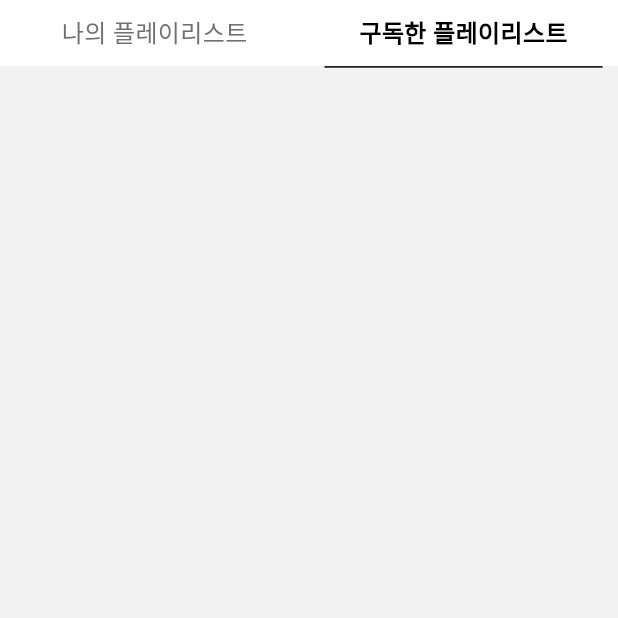
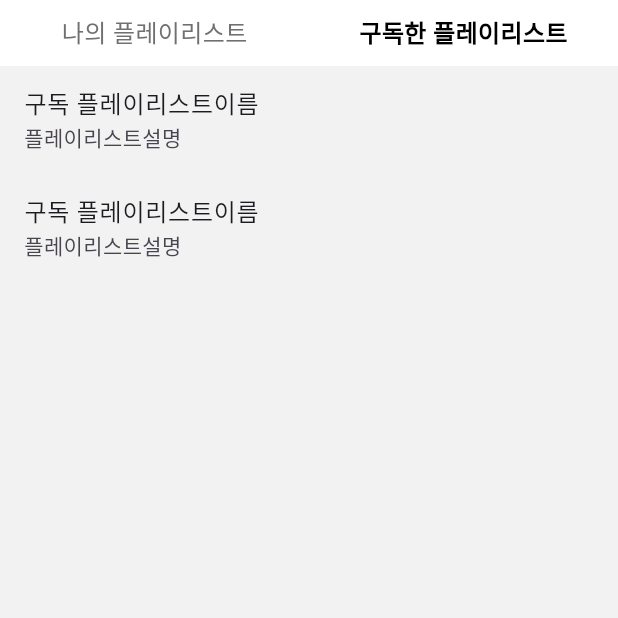
Before and after one commit to tteeyongPing/Frontend, a Flutter app: the PlaylistPage screen opened directly, after a tap on "구독한 플레이리스트", on a phone screen of 412 x 824 dp, the top half of it. Run offline on Flutter 3.47's test engine with Material 3 defaults, Android fonts, the phone set to English and light mode, and no system bars; our stand-ins replace flutter_vector_icons, font_awesome_flutter, shared_preferences, typicons_flutter; accounts and stored records are empty.

Commit message:
[feat] 플레이리스트 페이지 생성

```diff
--- a/newsee/lib/data/SampleNews.dart
+++ b/newsee/lib/data/SampleNews.dart
@@ -23,8 +23,8 @@ List<News> allNewsData = [
 - 작년 대비 감소: 지난해 추석 여행 경험 19.7%로 2.5% 감소
 - 기타: 응답자 중 10명 중 6명은 추석에 대한 기대감이 없다고 응답하며, 차례를 치르는 가정은 40%에 불과함.
 ''',
-    newspaper: '이데일리',
-    summary: 'SK텔레콤이 T 멤버십 고객 1021명을 대상으로 한 추석 연휴 소비자 인식 조사 결과를 발표했다.',
+    company: '이데일리',
+    shorts: 'SK텔레콤이 T 멤버십 고객 1021명을 대상으로 한 추석 연휴 소비자 인식 조사 결과를 발표했다.',
     reporter: '홍길동 기자',
   ),
   News(
@@ -34,8 +34,8 @@ List<News> allNewsData = [
     date: '2023년 10월 2일',
     content:
         '경기관광공사, ‘달맞이 명소’ 6곳 추천\n가평 별빛정원, SNS서 별의 성지로 입소문\n수원화성 서장대, 성곽의 운치와 야경 일품',
-    newspaper: '농민신문생활',
-    summary: '많은 사람들이 추석 연휴를 집에서 보내기를 원하고 있다.',
+    company: '농민신문생활',
+    shorts: '많은 사람들이 추석 연휴를 집에서 보내기를 원하고 있다.',
     reporter: '이영희 기자',
   ),
   News(
@@ -44,8 +44,8 @@ List<News> allNewsData = [
     title: '제목 3',
     date: '2023년 10월 3일',
     content: '이것은 세 번째 슬라이드의 내용입니다.',
-    newspaper: '농민신문생활',
-    summary: '세 번째 뉴스의 요약본입니다.',
+    company: '농민신문생활',
+    shorts: '세 번째 뉴스의 요약본입니다.',
     reporter: '김철수 기자',
   ),
   News(
@@ -54,8 +54,8 @@ List<News> allNewsData = [
     title: '제목 4',
     date: '2023년 10월 4일',
     content: '이것은 네 번째 슬라이드의 내용입니다.',
-    newspaper: '농민신문생활',
-    summary: '네 번째 뉴스의 요약본입니다.',
+    company: '농민신문생활',
+    shorts: '네 번째 뉴스의 요약본입니다.',
     reporter: '박민수 기자',
   ),
   News(
@@ -64,8 +64,8 @@ List<News> allNewsData = [
     title: '제목 5',
     date: '2023년 10월 5일',
     content: '이것은 다섯 번째 슬라이드의 내용입니다.',
-    newspaper: '농민신문생활',
-    summary: '다섯 번째 뉴스의 요약본입니다.',
+    company: '농민신문생활',
+    shorts: '다섯 번째 뉴스의 요약본입니다.',
     reporter: '최수민 기자',
   ),
   News(
@@ -74,8 +74,8 @@ List<News> allNewsData = [
     title: '제목 6',
     date: '2023년 10월 6일',
     content: '이것은 여섯 번째 슬라이드의 내용입니다.',
-    newspaper: '농민신문생활',
-    summary: '여섯 번째 뉴스의 요약본입니다.',
+    company: '농민신문생활',
+    shorts: '여섯 번째 뉴스의 요약본입니다.',
     reporter: '윤지훈 기자',
   ),
 ];
--- a/newsee/lib/models/News.dart
+++ b/newsee/lib/models/News.dart
@@ -6,8 +6,8 @@ class News {
   final String title;
   final String date;
   final String content;
-  final String newspaper;
-  final String summary;
+  final String company;
+  final String shorts;
   final String reporter;
 
   News({
@@ -16,8 +16,8 @@ class News {
     required this.title,
     required this.date,
     required this.content,
-    required this.newspaper,
-    required this.summary,
+    required this.company,
+    required this.shorts,
     required this.reporter,
   });
 
@@ -29,8 +29,8 @@ class News {
       title: json['title'] ?? '',
       date: json['date'] ?? '',
       content: json['content'] ?? '',
-      newspaper: json['newspaper'] ?? '',
-      summary: json['summary'] ?? '',
+      company: json['company'] ?? '',
+      shorts: json['shorts'] ?? '',
       reporter: json['reporter'] ?? '',
     );
   }
@@ -43,8 +43,8 @@ class News {
       'title': title,
       'date': date,
       'content': content,
-      'newspaper': newspaper,
-      'summary': summary,
+      'company': company,
+      'shorts': shorts,
       'reporter': reporter,
     };
   }
--- /dev/null
+++ b/newsee/lib/models/Playlist.dart
@@ -0,0 +1,32 @@
+import './News.dart'; // News 모델을 import
+
+class Playlist {
+  final int playlistId;
+  final String playlistName;
+  final String description;
+  final List<News> news; // News 객체 리스트 추가
+
+  Playlist({
+    required this.playlistId,
+    required this.playlistName,
+    required this.description,
+    required this.news, // News 리스트 받음
+  });
+
+  factory Playlist.fromJson(Map<String, dynamic> json) {
+    var newsList = <News>[]; // 빈 리스트로 초기화
+
+    if (json['news'] is List) {
+      newsList = (json['news'] as List).map((newsJson) {
+        return News.fromJson(newsJson);
+      }).toList();
+    }
+
+    return Playlist(
+      playlistId: json['playlistId'],
+      playlistName: json['playlistName'],
+      description: json['description'],
+      news: newsList, // 변환된 News 리스트
+    );
+  }
+}
--- a/newsee/lib/presentation/pages/NewsPage/NewsSummaryPage.dart
+++ b/newsee/lib/presentation/pages/NewsPage/NewsSummaryPage.dart
@@ -62,7 +62,7 @@ class NewsSummaryPage extends StatelessWidget {
                 child: Column(
                   crossAxisAlignment: CrossAxisAlignment.start,
                   children: [
-                    // Newspaper, Title, and Info Section
+                    // company, Title, and Info Section
                     Container(
                       width: screenWidth,
                       padding: const EdgeInsets.all(20),
@@ -72,9 +72,9 @@ class NewsSummaryPage extends StatelessWidget {
                       child: Column(
                         crossAxisAlignment: CrossAxisAlignment.start,
                         children: [
-                          // Newspaper
+                          // company
                           Text(
-                            news.newspaper,
+                            news.company,
                             style: TextStyle(
                               fontSize: screenWidth * 0.035,
                               color: Colors.black,
--- a/newsee/lib/presentation/pages/PlaylistPage/PlaylistPage.dart
+++ b/newsee/lib/presentation/pages/PlaylistPage/PlaylistPage.dart
@@ -1,4 +1,9 @@
+import 'dart:convert';
 import 'package:flutter/material.dart';
+import 'package:flutter/services.dart' show rootBundle;
+import 'package:newsee/models/Playlist.dart'; // Playlist 모델
+import 'package:newsee/models/News.dart'; // News 모델
+import 'package:newsee/presentation/pages/PlaylistPage/playlistDetailPage/playlistDetailPage.dart';
 
 class PlaylistPage extends StatefulWidget {
   @override
@@ -6,16 +11,49 @@ class PlaylistPage extends StatefulWidget {
 }
 
 class _PlaylistPageState extends State<PlaylistPage> {
-  bool isNewsSelected = true; // 기본값을 '나의 플레이리스트'로 설정
+  bool isNewsSelected = true;
   final TextEditingController _searchController = TextEditingController();
+  List<Playlist> playlists = []; // 플레이리스트 목록
+  List<Playlist> subscribePlaylists = []; // 구독한 플레이리스트 목록
 
   @override
   void initState() {
     super.initState();
+    loadUserPlaylists();
   }
 
-  void _searchItems(String query) {
-    // 검색 로직 추가
+  // JSON 데이터 로드 함수 (나의 플레이리스트)
+  Future<void> loadUserPlaylists() async {
+    final String response =
+        await rootBundle.loadString('assets/SampleMyPlayList.json');
+    final data = json.decode(response);
+    setState(() {
+      playlists = (data['data'] as List)
+          .map((playlistJson) => Playlist.fromJson(playlistJson))
+          .toList();
+    });
+  }
+
+  // JSON 데이터 로드 함수 (구독한 플레이리스트)
+  Future<void> loadSubscribePlaylists() async {
+    final String response =
+        await rootBundle.loadString('assets/SampleSubscribePlayList.json');
+    final data = json.decode(response);
+    setState(() {
+      subscribePlaylists = (data['data'] as List)
+          .map((playlistJson) => Playlist.fromJson(playlistJson))
+          .toList();
+    });
+  }
+
+  // 플레이리스트 클릭 시 뉴스 페이지로 이동
+  void _navigateToNewsPage(List<News> news) {
+    Navigator.push(
+      context,
+      MaterialPageRoute(
+        builder: (context) => NewsListPage(news: news),
+      ),
+    );
   }
 
   @override
@@ -30,27 +68,21 @@ class _PlaylistPageState extends State<PlaylistPage> {
             child: SingleChildScrollView(
               child: Column(
                 children: [
-                  Column(
-                    children: [
-                      // 탭을 추가하여 '뉴스'와 '플레이리스트' 선택
                   Row(
                     children: [
                       GestureDetector(
                         onTap: () {
                           setState(() {
-                                isNewsSelected = true; // 뉴스 선택
+                            isNewsSelected = true; // 나의 플레이리스트 선택
                           });
-                              _searchItems(_searchController.text);
+                          loadUserPlaylists(); // 나의 플레이리스트 데이터 로드
                         },
                         child: Container(
                           width: screenWidth * 0.5,
                           padding: EdgeInsets.symmetric(
                               vertical: 10, horizontal: 20),
                           color: Colors.white,
-                              child: Column(
-                                mainAxisSize: MainAxisSize.min,
-                                children: [
-                                  Center(
+                          child: Center(
                             child: Text(
                               '나의 플레이리스트',
                               style: TextStyle(
@@ -64,16 +96,14 @@ class _PlaylistPageState extends State<PlaylistPage> {
                               ),
                             ),
                           ),
-                                ],
-                              ),
                         ),
                       ),
                       GestureDetector(
                         onTap: () {
                           setState(() {
-                                isNewsSelected = false; // 플레이리스트 선택
+                            isNewsSelected = false; // 구독한 플레이리스트 선택
                           });
-                              _searchItems(_searchController.text);
+                          loadSubscribePlaylists(); // 구독한 플레이리스트 데이터 로드
                         },
                         child: Container(
                           width: screenWidth * 0.5,
@@ -98,44 +128,22 @@ class _PlaylistPageState extends State<PlaylistPage> {
                       ),
                     ],
                   ),
-                      // 탭과 구분선 추가
-                      !isNewsSelected
-                          ? Container(
-                              width: screenWidth * 1, // 원하는 width 설정
-                              alignment: Alignment.centerRight, // 오른쪽 정렬
-                              child: Container(
-                                width: screenWidth * 0.5,
-                                child: Padding(
-                                  padding: EdgeInsets.only(
-                                      left: screenWidth * 0.025,
-                                      right: screenWidth * 0.025), // 왼쪽 여백 설정
-                                  child: Divider(
-                                    height: 1.2,
-                                    color: Colors.black,
-                                    thickness: 1.0,
-                                  ),
-                                ),
-                              ),
-                            )
-                          : Container(
-                              width: screenWidth * 1, // 원하는 width 설정
-                              alignment: Alignment.centerLeft, // 왼쪽 정렬
-                              child: Container(
-                                width: screenWidth * 0.5,
-                                child: Padding(
-                                  padding: EdgeInsets.only(
-                                      left: screenWidth * 0.025,
-                                      right: screenWidth * 0.025), // 왼쪽 여백 설정
-                                  child: Divider(
-                                    height: 1.2,
-                                    color: Colors.black,
-                                    thickness: 1.0,
-                                  ),
-                                ),
-                              ),
-                            ),
-                      SizedBox(height: 10),
-                    ],
+                  // 플레이리스트 목록 표시 (나의 플레이리스트 or 구독한 플레이리스트)
+                  ListView.builder(
+                    shrinkWrap: true,
+                    itemCount: isNewsSelected
+                        ? playlists.length
+                        : subscribePlaylists.length,
+                    itemBuilder: (context, index) {
+                      final playlist = isNewsSelected
+                          ? playlists[index]
+                          : subscribePlaylists[index];
+                      return ListTile(
+                        title: Text(playlist.playlistName),
+                        subtitle: Text(playlist.description),
+                        onTap: () => _navigateToNewsPage(playlist.news),
+                      );
+                    },
                   ),
                 ],
               ),
--- a/newsee/pubspec.yaml
+++ b/newsee/pubspec.yaml
@@ -65,6 +65,8 @@ flutter:
   assets:
       - assets/kakaoLoginButton.png
       - assets/logo.png
+      - assets/SampleMyPlayList.json
+      - assets/SampleSubscribePlayList.json
   #   - images/a_dot_burr.jpeg
   #   - images/a_dot_ham.jpeg
 
```
Also changed, not shown: newsee/assets/SampleMyPlayList.json (added, +93 -0 lines), newsee/assets/SampleSubscribePlayList.json (added, +52 -0 lines), newsee/lib/presentation/pages/BookmarkPage/BookmarkPage.dart (+4 -4 lines), newsee/lib/presentation/pages/NewsPage/NewsListPage.dart (+45 -120 lines), newsee/lib/presentation/pages/PlaylistPage/playlistDetailPage/playlistDetailPage.dart (added, +108 -0 lines), newsee/lib/presentation/pages/SearchPage/SearchPage.dart (+4 -4 lines). Lines whose indentation alone changed are shown as unchanged.
